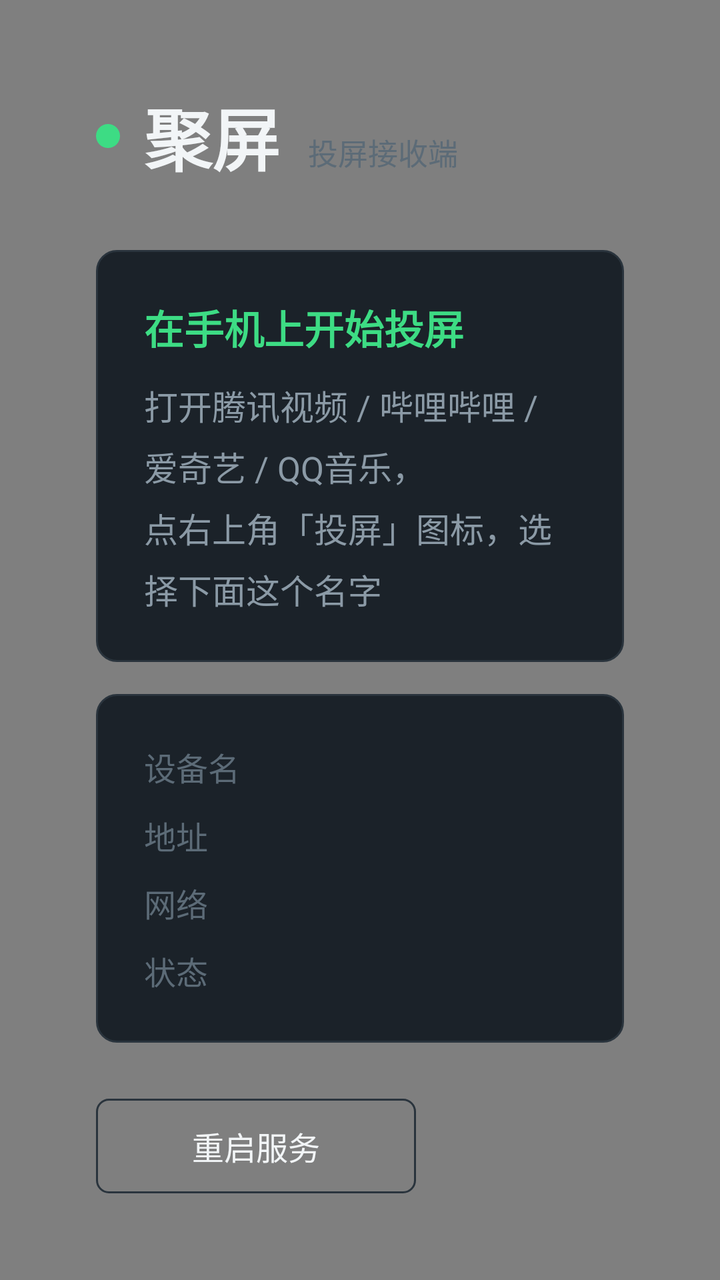
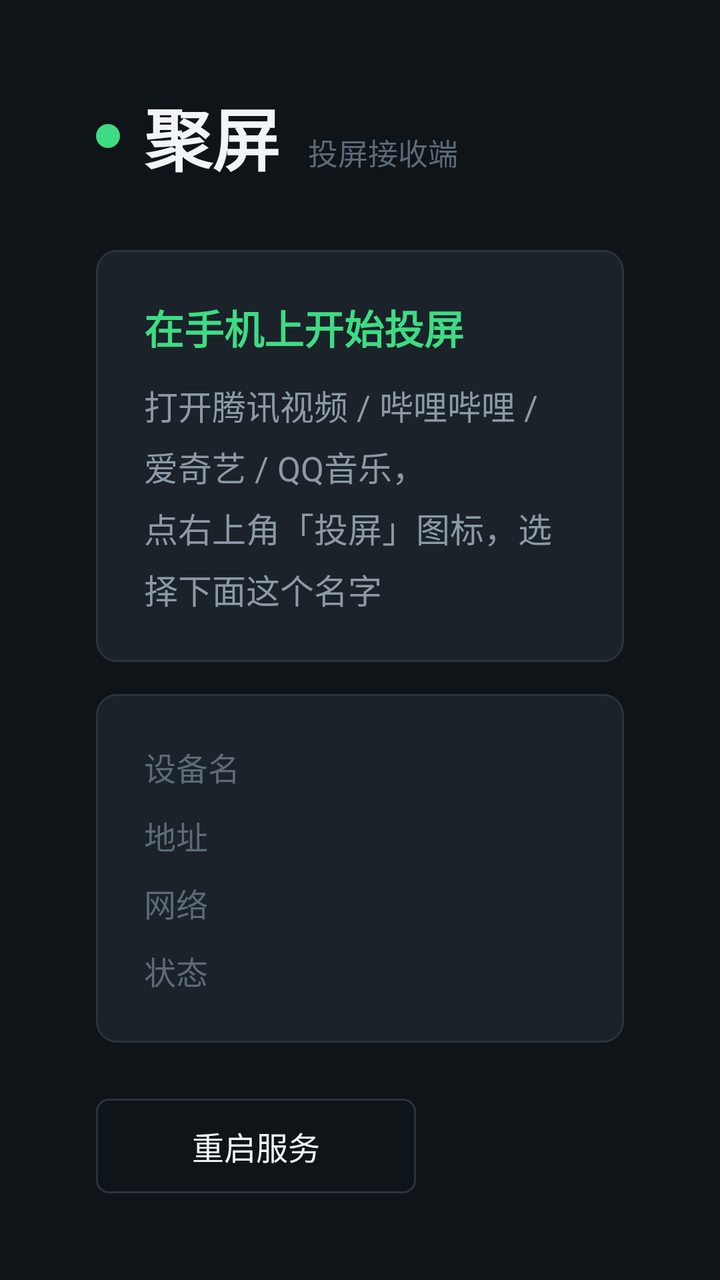

Before-and-after screenshots of an Android layout around one commit, followed by the original layout XML and the change that was made.
<!-- AndroidManifest.xml: application theme android:Theme.NoTitleBar.Fullscreen -->
<!-- res/layout/activity_main.xml -->
<?xml version="1.0" encoding="utf-8"?>
<FrameLayout xmlns:android="http://schemas.android.com/apk/res/android"
    android:layout_width="match_parent"
    android:layout_height="match_parent"
    android:background="@color/bg">

    
    <SurfaceView
        android:id="@+id/surface"
        android:layout_width="match_parent"
        android:layout_height="match_parent" />

    
    <LinearLayout
        android:id="@+id/music"
        android:layout_width="match_parent"
        android:layout_height="match_parent"
        android:background="@color/bg"
        android:gravity="center"
        android:orientation="vertical"
        android:paddingLeft="48dp"
        android:paddingRight="48dp"
        android:visibility="gone">

        <ImageView
            android:layout_width="96dp"
            android:layout_height="96dp"
            android:contentDescription="@string/music_title"
            android:src="@drawable/ic_music" />

        <TextView
            android:layout_width="wrap_content"
            android:layout_height="wrap_content"
            android:layout_marginTop="28dp"
            android:text="@string/music_title"
            android:textColor="@color/text_primary"
            android:textSize="34sp"
            android:textStyle="bold" />

        <TextView
            android:id="@+id/music_source"
            android:layout_width="match_parent"
            android:layout_height="wrap_content"
            android:layout_marginTop="14dp"
            android:ellipsize="middle"
            android:gravity="center"
            android:singleLine="true"
            android:textColor="@color/text_secondary"
            android:textSize="17sp" />

        <TextView
            android:id="@+id/music_progress"
            android:layout_width="wrap_content"
            android:layout_height="wrap_content"
            android:layout_marginTop="10dp"
            android:textColor="@color/accent"
            android:textSize="22sp" />

        <TextView
            android:layout_width="wrap_content"
            android:layout_height="wrap_content"
            android:layout_marginTop="26dp"
            android:gravity="center"
            android:lineSpacingExtra="4dp"
            android:text="@string/music_hint"
            android:textColor="@color/text_hint"
            android:textSize="15sp" />
    </LinearLayout>

    
    <LinearLayout
        android:id="@+id/panel"
        android:layout_width="match_parent"
        android:layout_height="match_parent"
        android:orientation="vertical"
        android:gravity="center_vertical"
        android:paddingLeft="48dp"
        android:paddingRight="48dp"
        android:paddingTop="40dp"
        android:paddingBottom="40dp">

        
        <LinearLayout
            android:layout_width="wrap_content"
            android:layout_height="wrap_content"
            android:orientation="horizontal"
            android:gravity="center_vertical">

            <View
                android:id="@+id/status_dot"
                android:layout_width="12dp"
                android:layout_height="12dp"
                android:background="@drawable/dot_online" />

            <TextView
                android:layout_width="wrap_content"
                android:layout_height="wrap_content"
                android:layout_marginLeft="12dp"
                android:text="@string/app_name"
                android:textColor="@color/text_primary"
                android:textSize="34sp"
                android:textStyle="bold" />

            <TextView
                android:layout_width="wrap_content"
                android:layout_height="wrap_content"
                android:layout_marginLeft="14dp"
                android:layout_marginTop="8dp"
                android:text="@string/app_subtitle"
                android:textColor="@color/text_hint"
                android:textSize="15sp" />
        </LinearLayout>

        
        <LinearLayout
            android:layout_width="match_parent"
            android:layout_height="wrap_content"
            android:layout_marginTop="32dp"
            android:orientation="vertical"
            android:background="@drawable/bg_card"
            android:padding="24dp">

            <TextView
                android:layout_width="wrap_content"
                android:layout_height="wrap_content"
                android:text="@string/guide_title"
                android:textColor="@color/accent"
                android:textSize="20sp"
                android:textStyle="bold" />

            <TextView
                android:layout_width="wrap_content"
                android:layout_height="wrap_content"
                android:layout_marginTop="12dp"
                android:lineSpacingExtra="6dp"
                android:text="@string/guide_body"
                android:textColor="@color/text_secondary"
                android:textSize="17sp" />
        </LinearLayout>

        
        <LinearLayout
            android:layout_width="match_parent"
            android:layout_height="wrap_content"
            android:layout_marginTop="16dp"
            android:orientation="vertical"
            android:background="@drawable/bg_card"
            android:padding="24dp">

            <LinearLayout
                android:layout_width="match_parent"
                android:layout_height="wrap_content"
                android:orientation="horizontal">

                <TextView
                    android:layout_width="96dp"
                    android:layout_height="wrap_content"
                    android:text="@string/label_device"
                    android:textColor="@color/text_hint"
                    android:textSize="16sp" />

                <TextView
                    android:id="@+id/info_device"
                    android:layout_width="0dp"
                    android:layout_height="wrap_content"
                    android:layout_weight="1"
                    android:textColor="@color/text_primary"
                    android:textSize="18sp"
                    android:textStyle="bold" />
            </LinearLayout>

            <LinearLayout
                android:layout_width="match_parent"
                android:layout_height="wrap_content"
                android:layout_marginTop="10dp"
                android:orientation="horizontal">

                <TextView
                    android:layout_width="96dp"
                    android:layout_height="wrap_content"
                    android:text="@string/label_address"
                    android:textColor="@color/text_hint"
                    android:textSize="16sp" />

                <TextView
                    android:id="@+id/info_address"
                    android:layout_width="0dp"
                    android:layout_height="wrap_content"
                    android:layout_weight="1"
                    android:textColor="@color/text_primary"
                    android:textSize="18sp" />
            </LinearLayout>

            <LinearLayout
                android:layout_width="match_parent"
                android:layout_height="wrap_content"
                android:layout_marginTop="10dp"
                android:orientation="horizontal">

                <TextView
                    android:layout_width="96dp"
                    android:layout_height="wrap_content"
                    android:text="@string/label_network"
                    android:textColor="@color/text_hint"
                    android:textSize="16sp" />

                <TextView
                    android:id="@+id/info_network"
                    android:layout_width="0dp"
                    android:layout_height="wrap_content"
                    android:layout_weight="1"
                    android:textColor="@color/text_secondary"
                    android:textSize="16sp" />
            </LinearLayout>

            <LinearLayout
                android:layout_width="match_parent"
                android:layout_height="wrap_content"
                android:layout_marginTop="10dp"
                android:orientation="horizontal">

                <TextView
                    android:layout_width="96dp"
                    android:layout_height="wrap_content"
                    android:text="@string/label_state"
                    android:textColor="@color/text_hint"
                    android:textSize="16sp" />

                <TextView
                    android:id="@+id/info_state"
                    android:layout_width="0dp"
                    android:layout_height="wrap_content"
                    android:layout_weight="1"
                    android:textColor="@color/text_primary"
                    android:textSize="18sp" />
            </LinearLayout>

            <LinearLayout
                android:id="@+id/row_source"
                android:layout_width="match_parent"
                android:layout_height="wrap_content"
                android:layout_marginTop="10dp"
                android:orientation="horizontal"
                android:visibility="gone">

                <TextView
                    android:layout_width="96dp"
                    android:layout_height="wrap_content"
                    android:text="@string/label_source"
                    android:textColor="@color/text_hint"
                    android:textSize="16sp" />

                <TextView
                    android:id="@+id/info_source"
                    android:layout_width="0dp"
                    android:layout_height="wrap_content"
                    android:layout_weight="1"
                    android:ellipsize="middle"
                    android:singleLine="true"
                    android:textColor="@color/text_secondary"
                    android:textSize="15sp" />
            </LinearLayout>
        </LinearLayout>

        
        <LinearLayout
            android:layout_width="wrap_content"
            android:layout_height="wrap_content"
            android:layout_marginTop="28dp"
            android:orientation="horizontal">

            <Button
                android:id="@+id/btn_restart"
                android:layout_width="wrap_content"
                android:layout_height="wrap_content"
                android:background="@drawable/btn_selector"
                android:focusable="true"
                android:minWidth="160dp"
                android:paddingLeft="28dp"
                android:paddingRight="28dp"
                android:paddingTop="12dp"
                android:paddingBottom="12dp"
                android:text="@string/btn_restart"
                android:textColor="@color/text_primary"
                android:textSize="16sp" />
        </LinearLayout>
    </LinearLayout>

    
    <LinearLayout
        android:id="@+id/overlay"
        android:layout_width="match_parent"
        android:layout_height="wrap_content"
        android:layout_gravity="top"
        android:background="@color/overlay"
        android:orientation="horizontal"
        android:paddingLeft="32dp"
        android:paddingRight="32dp"
        android:paddingTop="14dp"
        android:paddingBottom="14dp"
        android:visibility="gone">

        
        <View
            android:id="@+id/overlay_dot"
            android:layout_width="10dp"
            android:layout_height="10dp"
            android:layout_gravity="center_vertical"
            android:background="@drawable/dot_online" />

        <TextView
            android:id="@+id/playing_text"
            android:layout_width="0dp"
            android:layout_height="wrap_content"
            android:layout_marginLeft="12dp"
            android:layout_weight="1"
            android:ellipsize="middle"
            android:singleLine="true"
            android:textColor="@color/text_primary"
            android:textSize="16sp" />
    </LinearLayout>
</FrameLayout>
<!-- resources referenced by this layout -->
<resources>
  <color name="accent">#FF3DDC84</color>
  <color name="bg">#FF0F1419</color>
  <color name="overlay">#B3000000</color>
  <color name="text_hint">#FF5C6B77</color>
  <color name="text_primary">#FFF2F5F7</color>
  <color name="text_secondary">#FF8B9AA6</color>
  <!-- drawable bg_card (drawable) -->
  <?xml version="1.0" encoding="utf-8"?>
  <shape xmlns:android="http://schemas.android.com/apk/res/android"
      android:shape="rectangle">
      <solid android:color="@color/card" />
      <stroke android:width="1dp" android:color="@color/card_border" />
      <corners android:radius="10dp" />
  </shape>
  <!-- drawable btn_selector (drawable) -->
  <?xml version="1.0" encoding="utf-8"?>
  <selector xmlns:android="http://schemas.android.com/apk/res/android">
      <item android:state_focused="true">
          <shape android:shape="rectangle">
              <solid android:color="@color/accent" />
              <corners android:radius="6dp" />
          </shape>
      </item>
      <item android:state_pressed="true">
          <shape android:shape="rectangle">
              <solid android:color="@color/accent_dim" />
              <stroke android:width="1dp" android:color="@color/accent" />
              <corners android:radius="6dp" />
          </shape>
      </item>
      <item>
          <shape android:shape="rectangle">
              <solid android:color="#00000000" />
              <stroke android:width="1dp" android:color="@color/card_border" />
              <corners android:radius="6dp" />
          </shape>
      </item>
  </selector>
  <!-- drawable dot_online (drawable) -->
  <?xml version="1.0" encoding="utf-8"?>
  <shape xmlns:android="http://schemas.android.com/apk/res/android"
      android:shape="oval">
      <solid android:color="@color/accent" />
      <size android:width="10dp" android:height="10dp" />
  </shape>
  <!-- drawable ic_music: png bitmap (drawable-hdpi, 1050 bytes) -->
  <string name="app_name">聚屏</string>
  <string name="app_subtitle">投屏接收端</string>
  <string name="btn_restart">重启服务</string>
  <string name="guide_body">打开腾讯视频 / 哔哩哔哩 / 爱奇艺 / QQ音乐，\n点右上角「投屏」图标，选择下面这个名字</string>
  <string name="guide_title">在手机上开始投屏</string>
  <string name="label_address">地址</string>
  <string name="label_device">设备名</string>
  <string name="label_network">网络</string>
  <string name="label_source">片源</string>
  <string name="label_state">状态</string>
  <string name="music_hint">声音正在播放 · 这个片源没有画面</string>
  <string name="music_title">音乐投屏</string>
  <color name="card">#FF1B2229</color>
  <color name="card_border">#FF2A343D</color>
  <color name="accent_dim">#FF16301F</color>
</resources>

<!-- the commit's change to res/layout/activity_main.xml (unified diff, before → after) -->
@@ -72,6 +72,7 @@
         android:id="@+id/panel"
         android:layout_width="match_parent"
         android:layout_height="match_parent"
+        android:background="@color/bg"
         android:orientation="vertical"
         android:gravity="center_vertical"
         android:paddingLeft="48dp"
